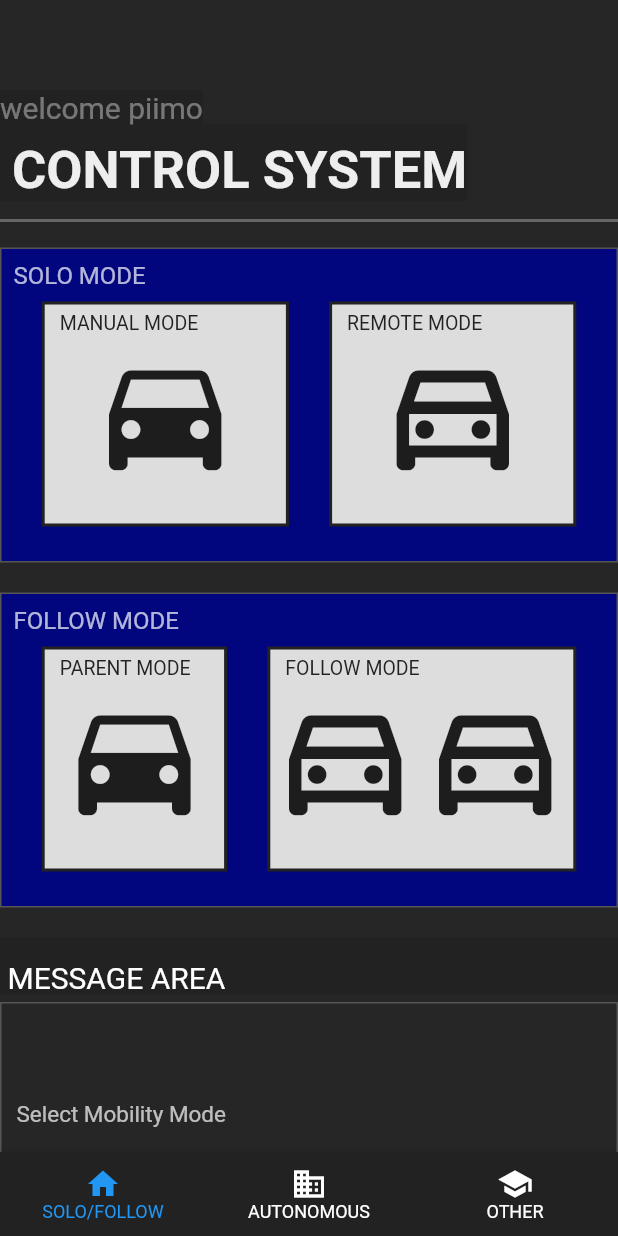
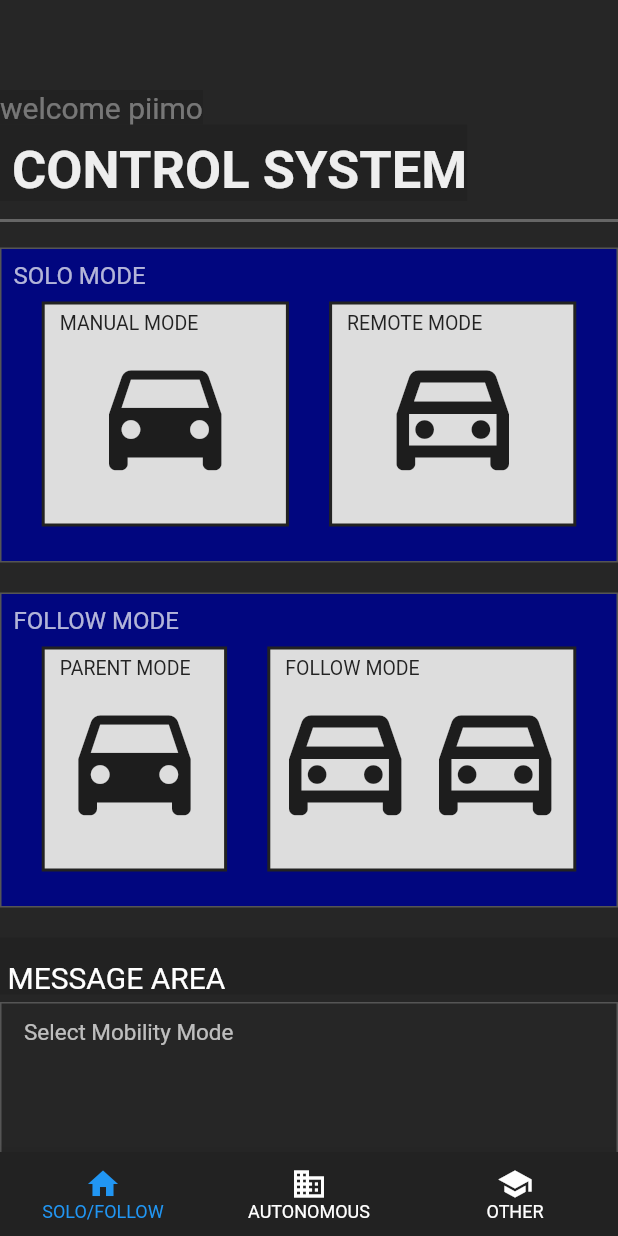
Before and after one commit to sota1111/flut, a Flutter app: the screen it shows after launch, on a phone screen of 412 x 824 dp. Run offline on Flutter 3.47's test engine with Material 2 defaults, Android fonts, the phone set to English and light mode, and no system bars; our stand-ins replace flutter_riverpod, hive, hive_flutter, screenshot, share_plus; accounts and stored records are empty.

Commit message:
message_areaの文字位置を修正

```diff
--- a/robot_ui/lib/message_area.dart
+++ b/robot_ui/lib/message_area.dart
@@ -24,14 +24,14 @@ class MessageArea extends StatelessWidget {
         padding: const EdgeInsets.fromLTRB(0.0, 5.0, 0.0, 0.0),
       ),
       Container(
-        padding: const EdgeInsets.fromLTRB(10.0, 0.0, 0.0, 0.0),
+        padding: const EdgeInsets.fromLTRB(15.0, 10.0, 0.0, 0.0),
         width: screenSize.width * 1.0, // 例: 幅を100に設定
         height: 150, //
         decoration: BoxDecoration(
           color: Color(0xFF262626),
           border: Border.all(color: Color(0xFF555555), width: 1), // 枠線の色と幅を設定
         ),
-        alignment: Alignment.centerLeft, // テキストを左寄せに設定
+        alignment: Alignment.topLeft, // テキストを左寄せに設定
         child: Text(
           'Select Mobility Mode',
           style: TextStyle(
```
